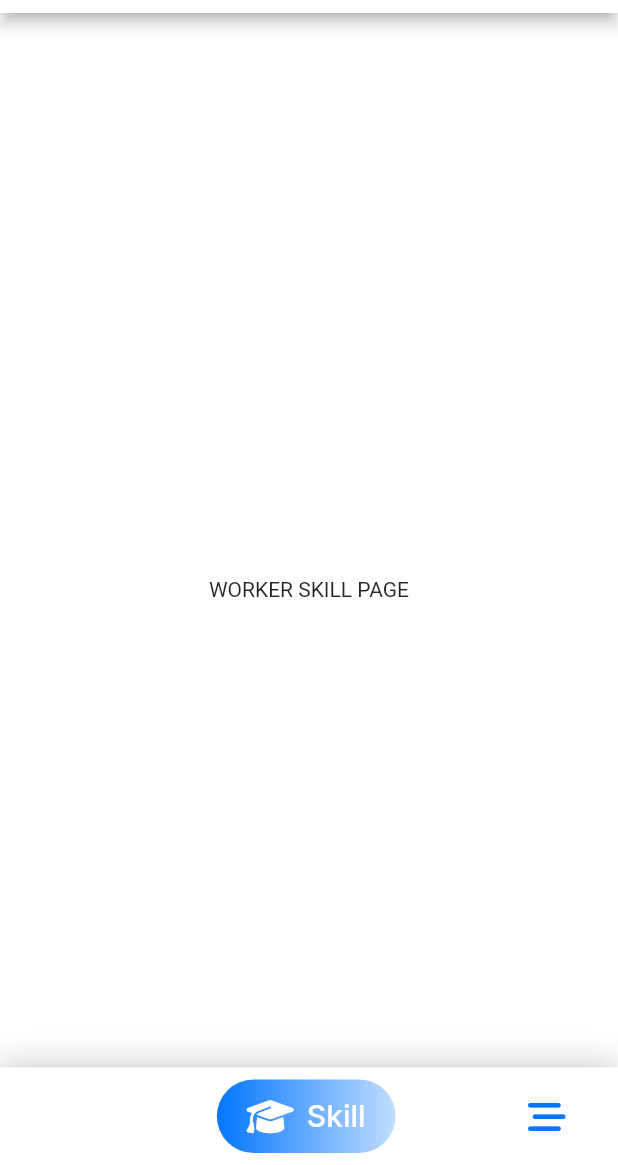
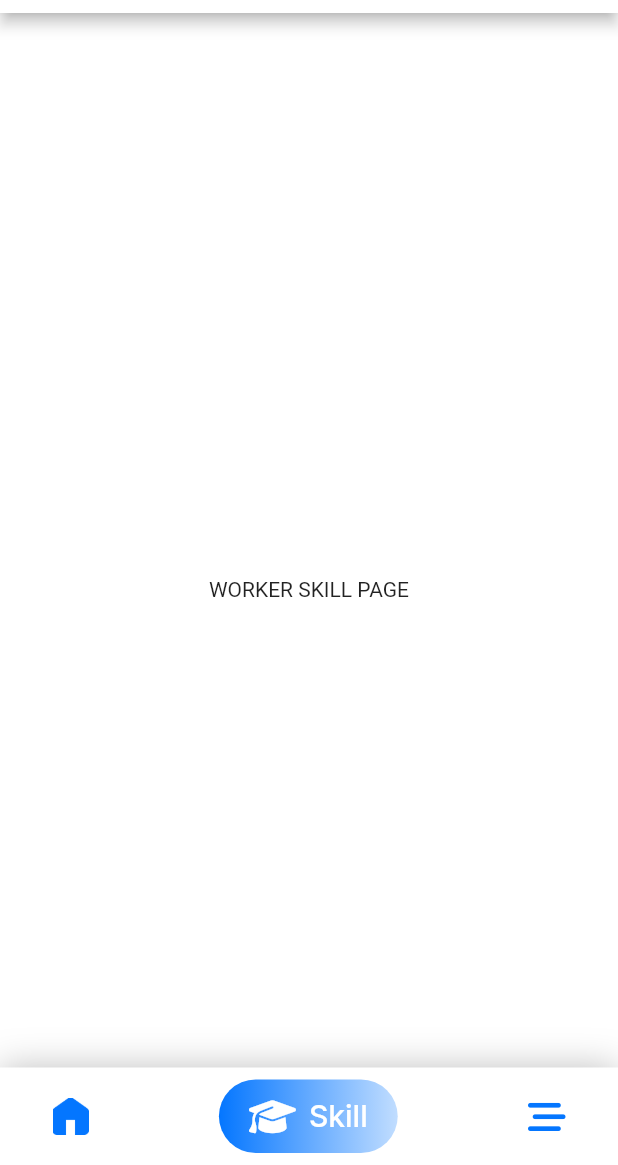
Before and after one commit to BlockchainResearchLab/AroundU, a Flutter app: the screen it shows after launch, item 2 of the bottom bar chosen, on a phone screen of 412 x 824 dp, the part 71-1236 px from its top. Run offline on Flutter 3.47's test engine with Material 2 defaults, Android fonts, the phone set to English and light mode, and no system bars; drawn by our look-alikes of google_nav_bar; our stand-ins replace flutter_otp_text_field, font_awesome_flutter, google_fonts, smooth_page_indicator, video_player.

Commit message:
Added Home Blue Icon

```diff
--- a/lib/constants/constants.dart
+++ b/lib/constants/constants.dart
@@ -12,6 +12,7 @@ class ImageLink {
   static const String choosing = "assets/images/ChoosingImage.png";
   static const String splash = "assets/videos/splash.mp4";
   static const String home = "assets/images/Home.png";
+  static const String homeBlue = "assets/images/HomeBlue.png";
 }
 
 class AppTheme {
--- a/lib/workers/workers_routing_page.dart
+++ b/lib/workers/workers_routing_page.dart
@@ -74,7 +74,7 @@ class _WorkerRoutingPageState extends State<WorkerRoutingPage> {
                   GButton(
                     backgroundColor: Colors.white,
                     icon: Icons.home_filled,
-                    leading: Image.asset(ImageLink.home,scale: 3,),
+                    leading: _currentIndex == 0 ? Image.asset(ImageLink.home,scale: 3,) : Image.asset(ImageLink.homeBlue,scale: 4.65,),
                     iconSize: 25,
                     gap: 15,
                     text: 'Home',
```
Also changed, not shown: assets/images/HomeBlue.png (added).
